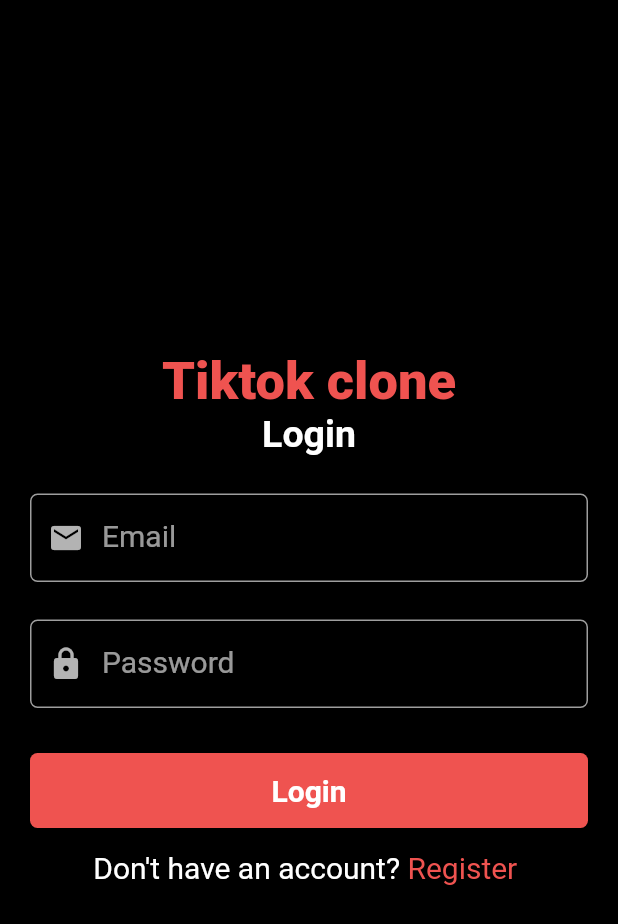
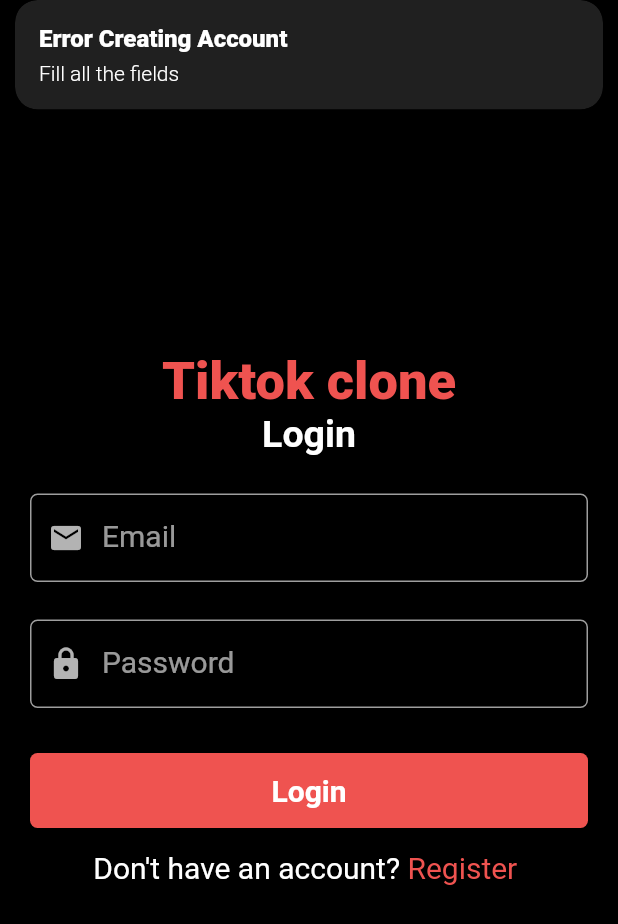
Before and after one commit to Badhon100/tiktok_clone, a Flutter app: the LoginScreen screen opened directly, after a tap on "Login", on a phone screen of 412 x 824 dp. Shown: the top 924 px of the screen. Run offline on Flutter 3.47's test engine with Material 2 defaults, Android fonts, the phone set to English and light mode, and no system bars; our stand-ins replace cloud_firestore, firebase_auth, firebase_core, firebase_storage, get, image_picker; accounts and stored records are empty.

```diff
--- a/lib/controller/auth_controller.dart
+++ b/lib/controller/auth_controller.dart
@@ -6,6 +6,7 @@ import 'package:get/get.dart';
 import 'package:image_picker/image_picker.dart';
 import 'package:tiktok_clone/const.dart';
 import 'package:tiktok_clone/model/user_model.dart' as model;
+import 'package:tiktok_clone/view/screens/home_screen.dart';
 
 class AuthController extends GetxController{
   static AuthController instance = Get.find();
@@ -72,4 +73,22 @@ class AuthController extends GetxController{
       );
     }
   }
+
+  void loginUser(String email, String password)async{
+    try{
+      if(email.isNotEmpty && password.isNotEmpty){
+        await firebaseAuth.signInWithEmailAndPassword(email: email, password: password);
+      }else{
+        Get.snackbar(
+        'Error Creating Account',
+        "Fill all the fields",
+        );
+      }
+    }catch (e){
+      Get.snackbar(
+        'Error Creating Account',
+        e.toString(),
+      );
+    }
+  }
 }
--- a/lib/view/screens/auth/login_screens.dart
+++ b/lib/view/screens/auth/login_screens.dart
@@ -62,7 +62,7 @@ class LoginScreen extends StatelessWidget {
               borderRadius: const BorderRadius.all(Radius.circular(5))
             ),
             child: InkWell(
-              onTap: (){},
+              onTap: ()=> authController.loginUser(_emailController.text, _passwordController.text),
               child: const Center(
                 child: Text("Login",
                   style: TextStyle(
```
Also changed, not shown: lib/main.dart (+12 -1 lines), lib/view/screens/home_screen.dart (added, +14 -0 lines).
